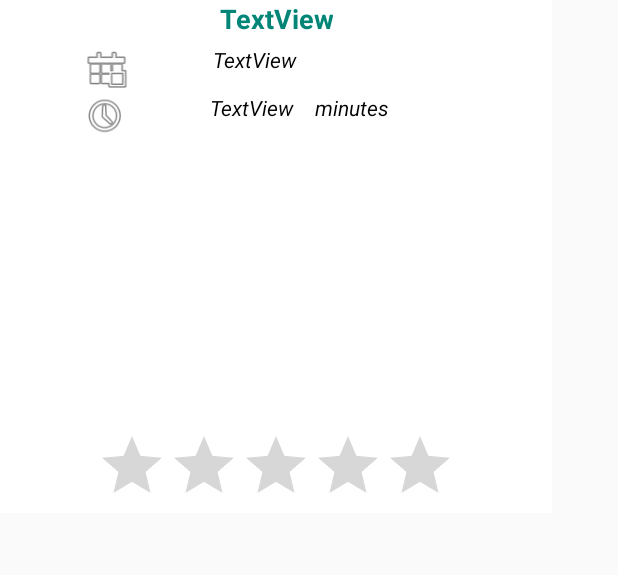
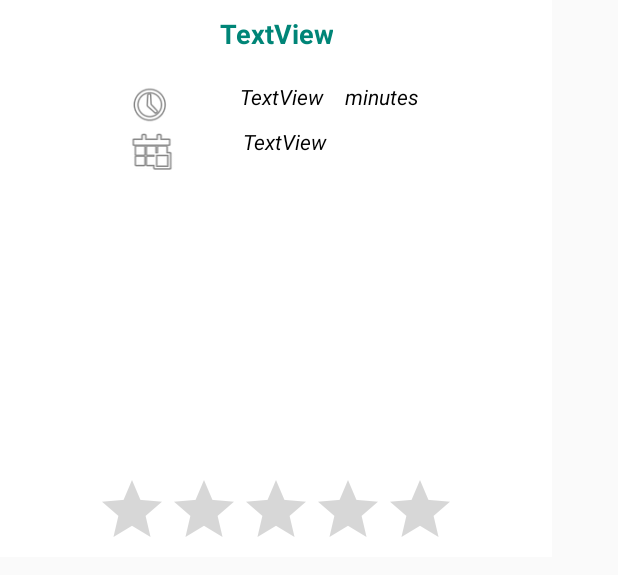
Before and after one commit to PhillineD/StudentKok, an Android app: the layout history_item.xml on its own in the app's theme, with its tools: preview values and no code run, on a phone screen of 412 x 824 dp. Shown: the top 575 px of the screen. Run offline under Robolectric (Android 15) with nearby library versions, the phone set to English and light mode, and no system bars; network calls fail.

Commit message:
Initial Project

```diff
--- a/app/src/main/res/layout/history_item.xml
+++ b/app/src/main/res/layout/history_item.xml
@@ -25,7 +25,7 @@
             android:clickable="false"
             android:focusable="false"
             android:gravity="center"
-            android:paddingBottom="5dp"
+            android:paddingTop="10dp"
             android:text="TextView"
             android:textColor="@color/colorPrimary"
             android:textSize="18sp"
@@ -33,38 +33,16 @@
 
         <LinearLayout
             android:layout_width="match_parent"
-            android:layout_height="32dp"
-            android:layout_gravity="center"
-            android:gravity="center"
-            android:orientation="horizontal">
-
-            <ImageView
-                android:id="@+id/imageView2"
-                android:layout_width="wrap_content"
-                android:layout_height="wrap_content"
-                android:layout_weight="1"
-                app:srcCompat="@android:drawable/ic_menu_today" />
-
-            <TextView
-                android:id="@+id/historydate"
-                android:layout_width="226dp"
             android:layout_height="match_parent"
-                android:layout_gravity="center"
-                android:background="@android:color/white"
-                android:clickable="false"
-                android:focusable="false"
-                android:foregroundGravity="center"
-                android:gravity="left"
-                android:text="TextView"
-                android:textColor="@android:color/black"
-                android:textStyle="italic" />
-        </LinearLayout>
+            android:orientation="vertical"
+            android:paddingLeft="40dp"
+            android:paddingTop="20dp"
+            android:paddingBottom="10dp">
 
             <LinearLayout
                 android:layout_width="match_parent"
                 android:layout_height="30dp"
                 android:layout_gravity="center"
-            android:layout_marginBottom="5dp"
                 android:gravity="center"
                 android:orientation="horizontal">
 
@@ -84,7 +62,6 @@
                     android:background="@android:color/white"
                     android:clickable="false"
                     android:focusable="false"
-                android:gravity="left"
                     android:text="TextView"
                     android:textColor="@android:color/black"
                     android:textStyle="italic" />
@@ -97,6 +74,40 @@
                     android:text="minutes"
                     android:textColor="@android:color/black"
                     android:textStyle="italic" />
+            </LinearLayout>
+
+            <LinearLayout
+                android:layout_width="match_parent"
+                android:layout_height="32dp"
+                android:layout_gravity="center"
+                android:gravity="center"
+                android:orientation="horizontal">
+
+                <ImageView
+                    android:id="@+id/imageView2"
+                    android:layout_width="wrap_content"
+                    android:layout_height="wrap_content"
+                    android:layout_gravity="right"
+                    android:layout_weight="1"
+                    android:foregroundGravity="right"
+                    android:paddingLeft="20dp"
+                    app:srcCompat="@android:drawable/ic_menu_today" />
+
+                <TextView
+                    android:id="@+id/historydate"
+                    android:layout_width="226dp"
+                    android:layout_height="match_parent"
+                    android:layout_gravity="center"
+                    android:background="@android:color/white"
+                    android:clickable="false"
+                    android:focusable="false"
+                    android:foregroundGravity="center"
+                    android:gravity="left"
+                    android:paddingLeft="20dp"
+                    android:text="TextView"
+                    android:textColor="@android:color/black"
+                    android:textStyle="italic" />
+            </LinearLayout>
         </LinearLayout>
 
         <ImageView
```
Also changed, not shown: app/src/main/res/layout/history_activity.xml (+7 -9 lines), app/src/main/res/layout/recipe_activity.xml (+28 -28 lines). Lines whose indentation alone changed are shown as unchanged.
